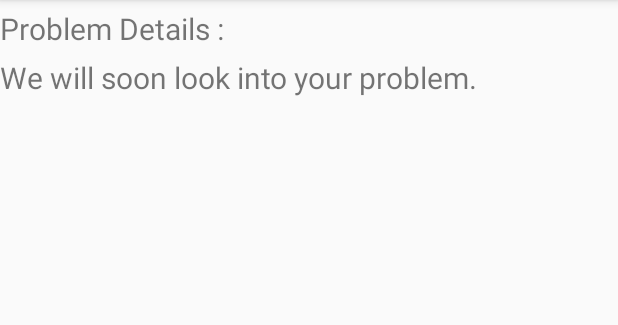
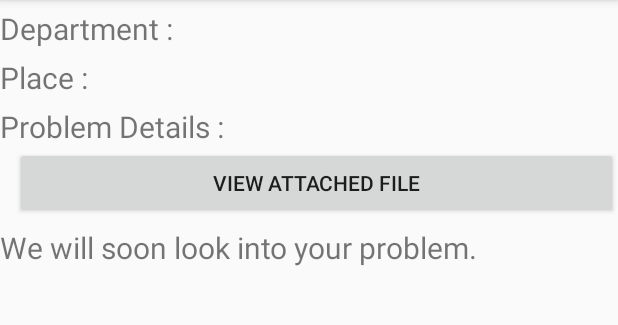
Before and after one commit to annemhp/ProjectAMobile, an Android app: the StatusDetailActivity screen opened directly, with no data from a screen before it, on a phone screen of 412 x 824 dp, the part 84-409 px from its top. Run offline under Robolectric (Android 15) with nearby library versions, the phone set to English and light mode, and no system bars; 1 statement that could not run was skipped.

Commit message:
Department and Attachment

```diff
--- a/app/src/main/java/Adapters/StatusAdapter.java
+++ b/app/src/main/java/Adapters/StatusAdapter.java
@@ -111,6 +111,8 @@ public class StatusAdapter extends RecyclerView.Adapter<StatusAdapter.StatusView
 
                 Intent i = new Intent(context, StatusDetailActivity.class);
                 i.putExtra("Department",currentIssue.department);
+                i.putExtra("Place",currentIssue.place);
+
 
                 i.putExtra("Problem",currentIssue.getProblem());
                 i.putParcelableArrayListExtra("Updates", statusDetail);
--- a/app/src/main/java/com/mymla/development/hsb/StatusDetailActivity.java
+++ b/app/src/main/java/com/mymla/development/hsb/StatusDetailActivity.java
@@ -20,6 +20,7 @@ public class StatusDetailActivity extends AppCompatActivity {
     Intent intent;
     String problem;
     String department;
+    String place;
     ArrayList<StatusDetail> statusDetails;
     Status status;
        public static final String TAG = MainActivity.class.getSimpleName();
@@ -33,8 +34,9 @@ public class StatusDetailActivity extends AppCompatActivity {
         statusDetails=(ArrayList<StatusDetail>) intent.getSerializableExtra("Updates");
         department = intent.getStringExtra("Department");
         problem = intent.getStringExtra("Problem");
+        place = intent.getStringExtra("Place");
 
-        TextView updateHeader,problemText;
+        TextView updateHeader,problemText, departmentText,placeText;
 
          updateHeader = (TextView) findViewById(R.id.updateHeading);
 
@@ -47,6 +49,14 @@ public class StatusDetailActivity extends AppCompatActivity {
         problemText =(TextView) findViewById(R.id.problemDetail);
         problemText.setText(problem);
 
+        departmentText = (TextView) findViewById(R.id.deptDetail);
+        departmentText.setText(department);
+
+        placeText = (TextView) findViewById(R.id.placeDetails);
+        placeText.setText(place);
+
+
+
         final RecyclerView recyclerView = (RecyclerView) findViewById(R.id.reports2_recycler_view);
         recyclerView.addItemDecoration(new DividerItemDecoration(this, LinearLayoutManager.VERTICAL));
         recyclerView.setLayoutManager(new LinearLayoutManager(this));
--- a/app/src/main/res/layout/reports_detail.xml
+++ b/app/src/main/res/layout/reports_detail.xml
@@ -14,6 +14,49 @@
         android:layout_height="wrap_content"
         tools:context=".activity.MainActivity">
 
+        <TextView
+            android:layout_width="wrap_content"
+            android:layout_height="wrap_content"
+            android:layout_gravity="center_vertical"
+            android:text="@string/lbl_department"
+            android:id="@+id/lbl_dept"
+            android:paddingTop="5sp"
+            android:textSize="20sp"
+            android:textStyle="normal"
+            android:fontFamily="sans-serif" />
+
+        <TextView
+            android:layout_width="wrap_content"
+            android:layout_height="wrap_content"
+            android:layout_gravity="center_vertical"
+            android:textStyle="normal"
+            android:layout_toRightOf="@+id/lbl_dept"
+            android:id="@+id/deptDetail"
+            android:textSize="20sp"
+            android:paddingTop="5sp"
+            android:fontFamily="sans-serif" />
+
+        <TextView
+            android:layout_width="wrap_content"
+            android:layout_height="wrap_content"
+            android:layout_gravity="center_vertical"
+            android:text="@string/lbl_place"
+            android:id="@+id/lbl_pls"
+            android:paddingTop="5sp"
+            android:textSize="20sp"
+            android:textStyle="normal"
+            android:layout_below="@id/lbl_dept"/>
+
+        <TextView
+            android:layout_width="wrap_content"
+            android:layout_height="wrap_content"
+            android:layout_gravity="center_vertical"
+            android:textStyle="normal"
+            android:layout_toRightOf="@+id/lbl_pls"
+            android:id="@+id/placeDetails"
+            android:textSize="20sp"
+            android:paddingTop="5sp"
+            android:layout_below="@id/deptDetail"/>
 
         <TextView
             android:layout_width="wrap_content"
@@ -23,7 +66,8 @@
             android:id="@+id/problemHeader"
             android:paddingTop="5sp"
             android:textSize="20sp"
-            android:textStyle="normal" />
+            android:textStyle="normal"
+            android:layout_below="@id/lbl_pls"/>
 
         <TextView
             android:layout_width="wrap_content"
@@ -33,18 +77,31 @@
             android:layout_toRightOf="@+id/problemHeader"
             android:id="@+id/problemDetail"
             android:textSize="20sp"
-            android:paddingTop="5sp" />
+            android:paddingTop="5sp"
+            android:layout_below="@id/placeDetails"/>
+
+
+        <Button
+            android:id="@+id/btnImageAttachment"
+            android:text="@string/btnImageAttachment"
+            android:layout_centerVertical="true"
+            android:layout_width="match_parent"
+            android:layout_height="wrap_content"
+            android:layout_below="@id/problemDetail"
+            android:layout_marginLeft="10dp" />
 
         <TextView
             android:layout_width="wrap_content"
             android:layout_height="wrap_content"
             android:layout_gravity="center_vertical"
             android:textStyle="normal"
-            android:layout_below="@id/problemDetail"
+            android:layout_below="@id/btnImageAttachment"
 
             android:id="@+id/updateHeading"
             android:textSize="20sp"
             android:paddingTop="5sp" />
+
+
 
 
         <android.support.v7.widget.RecyclerView
--- a/app/src/main/res/values/strings.xml
+++ b/app/src/main/res/values/strings.xml
@@ -24,6 +24,11 @@
     <string name="lvTaluka">Select Taluka</string>
     <string name="title_activity_reports">Submit your problem</string>
     <string name="title_activity_contacts">Biography</string> <!--title for the title dialog box-->
+
+    <string name="btnImageAttachment">View Attached File</string>
+    !-- "Report Details" Strings -->
+
     <string name="problem_details">Problem Details :</string>
-    <string name="btnImageAttachment">View Attached File</string>
+    <string name="lbl_place">      Place              :</string>
+    <string name="lbl_department"> Department      :</string>
 </resources>
```
Also changed, not shown: app/src/main/res/drawable/bg_signin.png, app/src/main/res/drawable/icon_app.png.
